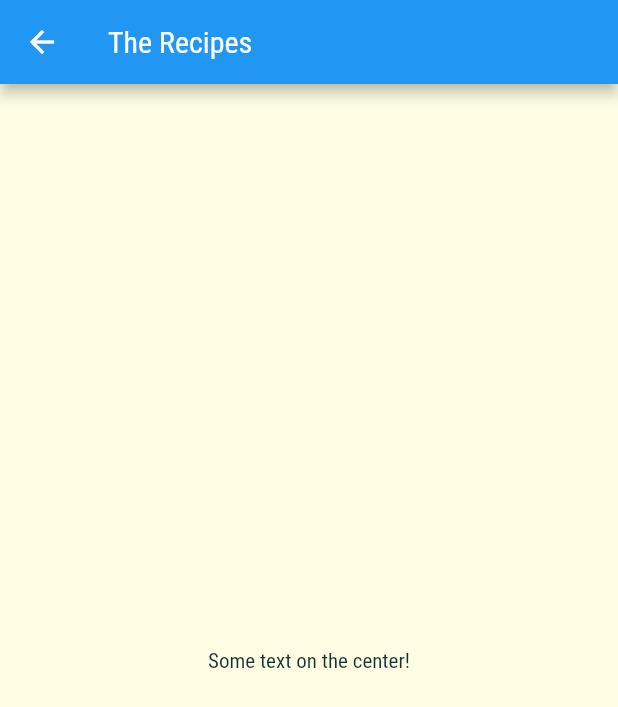
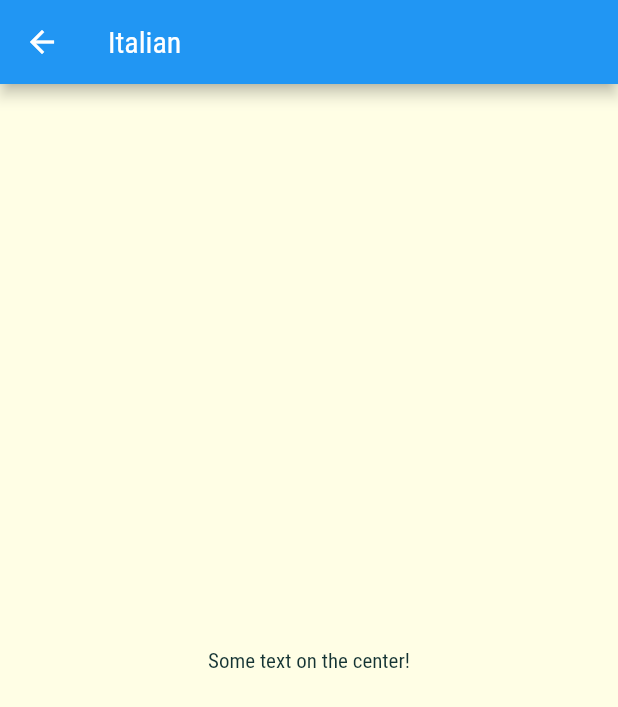
Before and after one commit to Spiritfaer/meals_app, a Flutter app: the screen it shows after launch, after a tap on "Italian", on a phone screen of 412 x 824 dp. Shown: the top 707 px of the screen. Run offline on Flutter 3.47's test engine with Material 2 defaults, Android fonts, the phone set to English and light mode, and no system bars.

Commit message:
add route funstion

```diff
--- a/lib/categories_item.dart
+++ b/lib/categories_item.dart
@@ -1,6 +1,6 @@
 import 'package:flutter/material.dart';
-import 'package:meals_app/category_meals_screen.dart';
 
+import './category_meals_screen.dart';
 import './models/category.dart';
 
 class CategoriesItem extends StatelessWidget {
@@ -12,7 +12,9 @@ class CategoriesItem extends StatelessWidget {
     Navigator.of(ctx).push(
       MaterialPageRoute(
         builder: (_) {
-          return CategoryMealsScreen();
+          return CategoryMealsScreen(
+            category: category,
+          );
         },
       ),
     );
--- a/lib/category_meals_screen.dart
+++ b/lib/category_meals_screen.dart
@@ -1,11 +1,16 @@
 import 'package:flutter/material.dart';
+import 'package:meals_app/models/category.dart';
 
 class CategoryMealsScreen extends StatelessWidget {
+  final Category category;
+
+  CategoryMealsScreen({@required this.category});
+
   @override
   Widget build(BuildContext context) {
     return Scaffold(
       appBar: AppBar(
-        title: const Text('The Recipes'),
+        title: Text(category.title),
       ),
       body: Center(
         child: const Text('Some text on the center!'),
```
